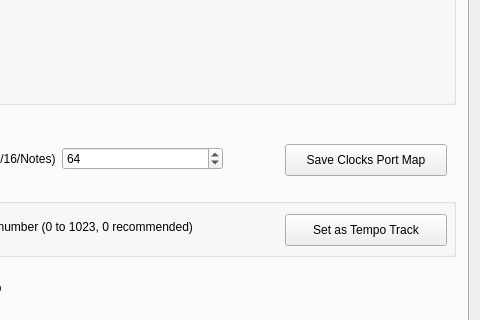
ahlstromcj/seq66, file seq_qt5/forms/qseditoptions.ui: the form before one commit; both pictures show x 158 to 638 and y 253 to 573 of the 638 by 672 pixel window.
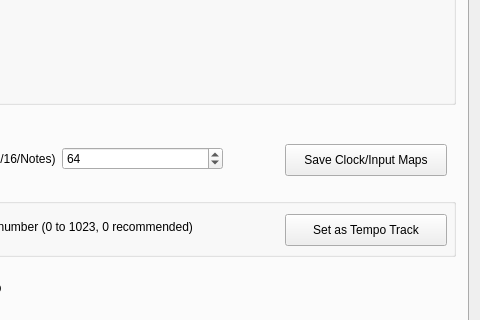
The form after the commit. The open tabs and pages were chosen to show the change.

What changed in the file:
```diff
--- a/seq_qt5/forms/qseditoptions.ui
+++ b/seq_qt5/forms/qseditoptions.ui
@@ -174,7 +174,7 @@
         <string>When pressed, a permanent map is saved of output port numbers and names.  This map is then used to map sequences to buss numbers, which then use the buss name to look up the actual port number in case the system's MIDI setup has changed.</string>
        </property>
        <property name="text">
-        <string>Save Clocks Port Map</string>
+        <string>Save Clock/Input Maps</string>
        </property>
       </widget>
       <widget class="QLabel" name="label">
```
Left out of the diff: 66 changed lines with no effect on the pictures.
